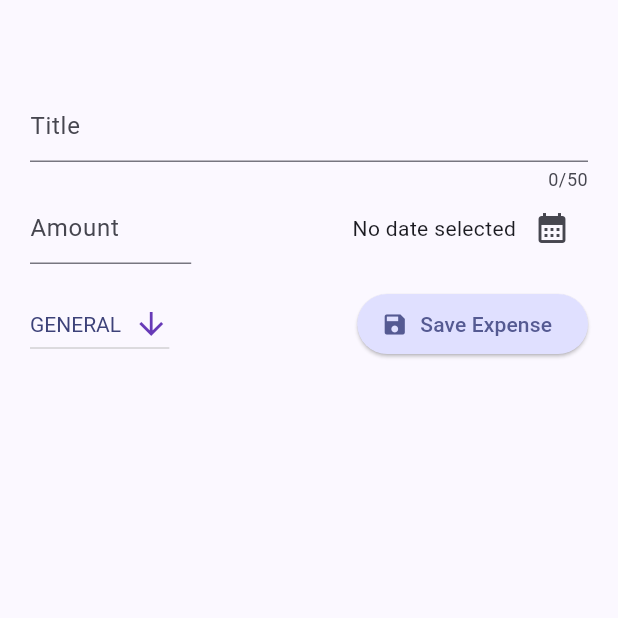
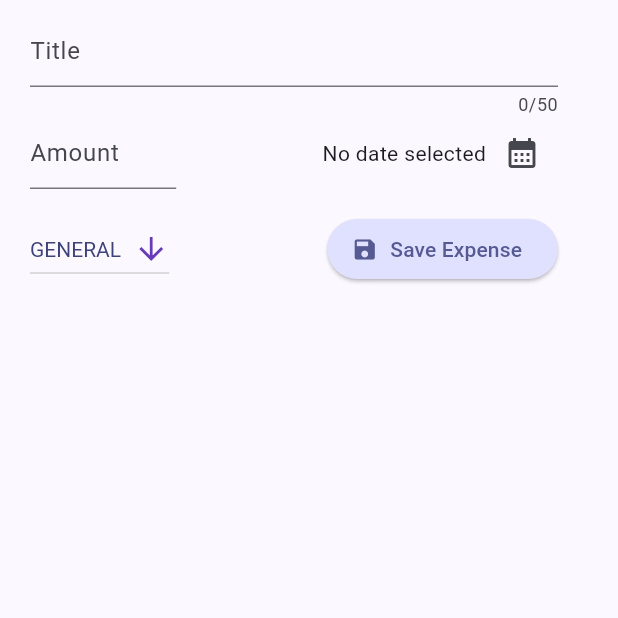
Before and after one commit to sarathkumarsankar/expense_tracker_flutter, a Flutter app: the AddExpensePage screen opened directly with empty values, on a phone screen of 412 x 824 dp, the top half of it. Run offline on Flutter 3.47's test engine with Material 3 defaults, Android fonts, the phone set to English and light mode, and no system bars; our stand-ins replace cloud_firestore, firebase_core; missing offline and left inert: dart:ffi; accounts and stored records are empty.

Commit message:
add landscape support

```diff
--- a/lib/pages/add_new_expense.dart
+++ b/lib/pages/add_new_expense.dart
@@ -80,8 +80,10 @@ class _AddExpensePageState extends State<AddExpensePage> {
       child: Scaffold(
         body: SafeArea(
           child: Padding(
-            padding: const EdgeInsets.only(left: 20, right: 20, top: 60, bottom: 20),
+            padding: const EdgeInsets.only(left: 20, right: 40, top: 10, bottom: 20),
             child: SingleChildScrollView(
+              child: SizedBox(
+                width: double.infinity,
                 child: Column(
                   children: [
                     TextField(
@@ -148,6 +150,7 @@ class _AddExpensePageState extends State<AddExpensePage> {
             ),
           ),
         ),
+      ),
 
     );
 
```
Also changed, not shown: lib/pages/expense_list.dart (+18 -2 lines). Lines whose indentation alone changed are shown as unchanged.
